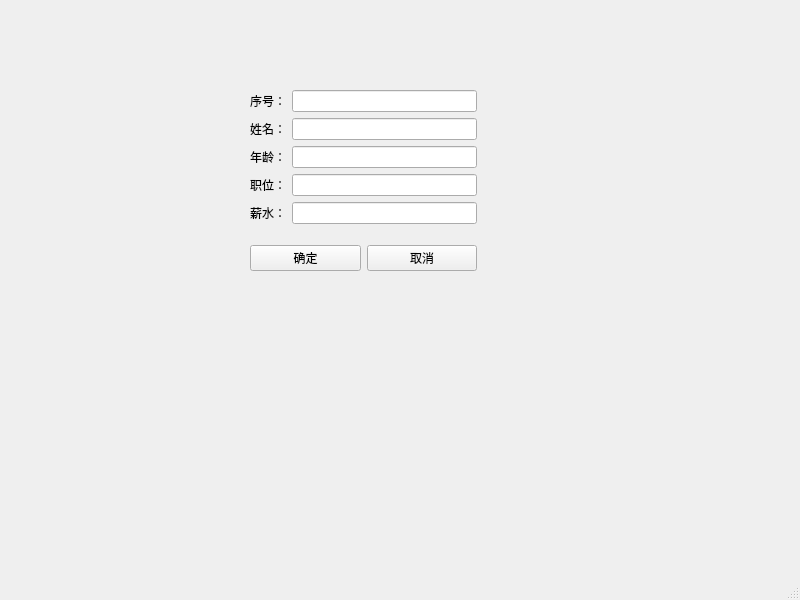
Qt form designer/formWindow.ui (lllllllai27/PyQt5_GUI) before a commit.
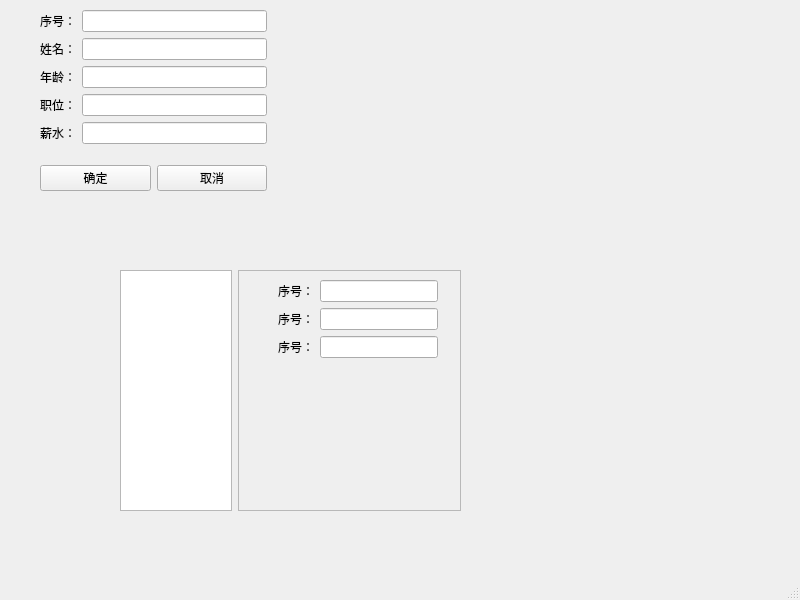
The same form after that commit.

```diff
--- a/designer/formWindow.ui
+++ b/designer/formWindow.ui
@@ -17,8 +17,8 @@
    <widget class="QWidget" name="">
     <property name="geometry">
      <rect>
-      <x>250</x>
-      <y>90</y>
+      <x>40</x>
+      <y>10</y>
       <width>227</width>
       <height>181</height>
      </rect>
@@ -98,6 +98,98 @@
      </item>
     </layout>
    </widget>
+   <widget class="QWidget" name="">
+    <property name="geometry">
+     <rect>
+      <x>100</x>
+      <y>260</y>
+      <width>361</width>
+      <height>281</height>
+     </rect>
+    </property>
+    <layout class="QHBoxLayout" name="horizontalLayout_2">
+     <property name="leftMargin">
+      <number>20</number>
+     </property>
+     <property name="topMargin">
+      <number>10</number>
+     </property>
+     <property name="rightMargin">
+      <number>0</number>
+     </property>
+     <property name="bottomMargin">
+      <number>30</number>
+     </property>
+     <item>
+      <widget class="QTreeView" name="treeView">
+       <property name="sizePolicy">
+        <sizepolicy hsizetype="Expanding" vsizetype="Expanding">
+         <horstretch>1</horstretch>
+         <verstretch>0</verstretch>
+        </sizepolicy>
+       </property>
+      </widget>
+     </item>
+     <item>
+      <widget class="QFrame" name="frame">
+       <property name="sizePolicy">
+        <sizepolicy hsizetype="Preferred" vsizetype="Preferred">
+         <horstretch>2</horstretch>
+         <verstretch>0</verstretch>
+        </sizepolicy>
+       </property>
+       <property name="frameShape">
+        <enum>QFrame::StyledPanel</enum>
+       </property>
+       <property name="frameShadow">
+        <enum>QFrame::Raised</enum>
+       </property>
+       <widget class="QWidget" name="formLayoutWidget_2">
+        <property name="geometry">
+         <rect>
+          <x>40</x>
+          <y>10</y>
+          <width>160</width>
+          <height>101</height>
+         </rect>
+        </property>
+        <layout class="QFormLayout" name="formLayout_2">
+         <item row="0" column="0">
+          <widget class="QLabel" name="label_6">
+           <property name="text">
+            <string>序号：</string>
+           </property>
+          </widget>
+         </item>
+         <item row="0" column="1">
+          <widget class="QLineEdit" name="lineEdit_6"/>
+         </item>
+         <item row="1" column="1">
+          <widget class="QLineEdit" name="lineEdit_7"/>
+         </item>
+         <item row="1" column="0">
+          <widget class="QLabel" name="label_7">
+           <property name="text">
+            <string>序号：</string>
+           </property>
+          </widget>
+         </item>
+         <item row="2" column="0">
+          <widget class="QLabel" name="label_8">
+           <property name="text">
+            <string>序号：</string>
+           </property>
+          </widget>
+         </item>
+         <item row="2" column="1">
+          <widget class="QLineEdit" name="lineEdit_8"/>
+         </item>
+        </layout>
+       </widget>
+      </widget>
+     </item>
+    </layout>
+   </widget>
   </widget>
   <widget class="QMenuBar" name="menubar">
    <property name="geometry">
```
